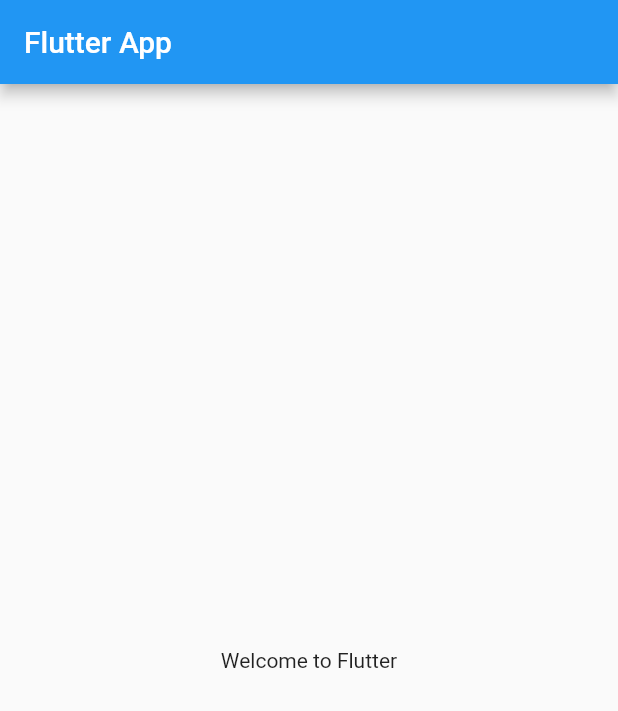
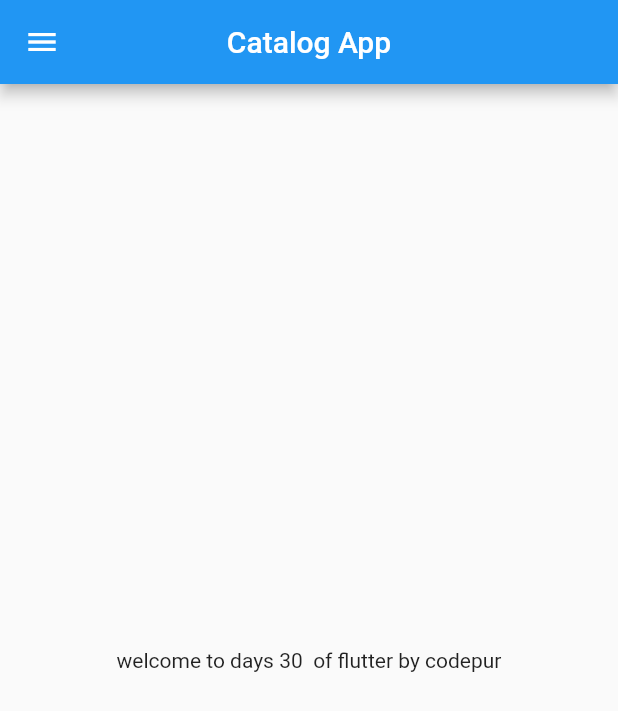
Before and after one commit to NeerajKrcse123/flutter_first_project, a Flutter app: the screen it shows after launch, on a phone screen of 412 x 824 dp. Shown: the top 711 px of the screen. Run offline on Flutter 3.47's test engine with Material 2 defaults, Android fonts, the phone set to English and light mode, and no system bars.

Commit message:
day2 task completed

```diff
--- /dev/null
+++ b/lib/home_page.dart
@@ -0,0 +1,23 @@
+import "package:flutter/material.dart";
+
+class Homepage extends StatelessWidget {
+// Homepage({super.key});
+
+  @override
+  Widget build(BuildContext context) {
+    final name = "codepur";
+    final int days = 30;
+    return Scaffold(
+      appBar: AppBar(
+        title: Text("Catalog App"),
+        centerTitle: true,
+      ),
+      body: Center(
+        child: Container(
+          child: Text("welcome to days $days  of flutter by $name"),
+        ),
+      ),
+      drawer: Drawer(),
+    );
+  }
+}
--- a/lib/main.dart
+++ b/lib/main.dart
@@ -1,3 +1,4 @@
+import 'package:firstflutterproject/home_page.dart';
 import 'package:flutter/material.dart';
 
 void main() {
@@ -8,20 +9,7 @@ class MyApp extends StatelessWidget {
   @override
   Widget build(BuildContext context) {
     return MaterialApp(
-      home: Directionality(
-        textDirection: TextDirection.ltr, // Left-to-right text direction
-        child: Scaffold(
-          appBar: AppBar(
-            title: Text('Flutter App'),
-          ),
-          body: Center(
-            child: Text(
-              "Welcome to Flutter",
-              textDirection: TextDirection.ltr, // Left-to-right text direction
-            ),
-          ),
-        ),
-      ),
+      home: Homepage(),
     );
   }
 }
```
Also changed, not shown: 1 other file.
